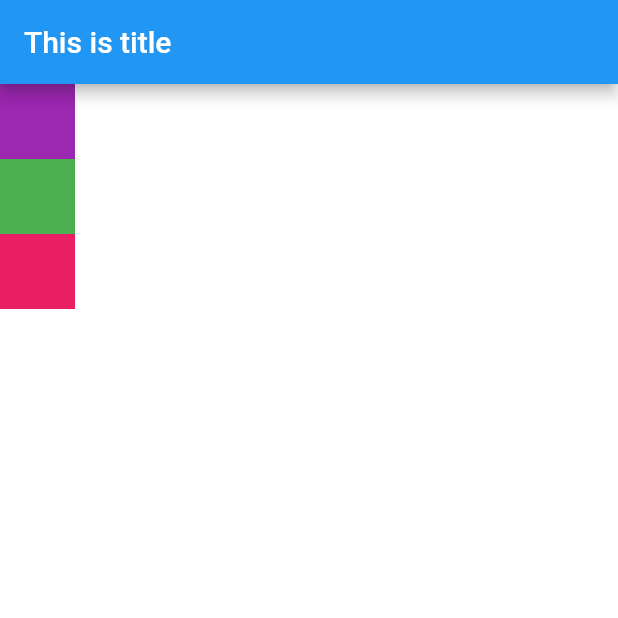
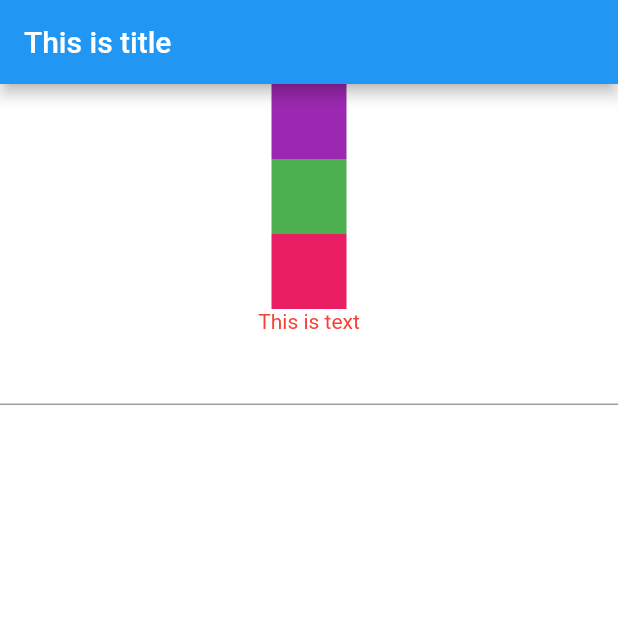
Before and after one commit to grishmashrestha/flutter_lala, a Flutter app: the screen it shows after launch, on a phone screen of 412 x 824 dp, the top half of it. Run offline on Flutter 3.47's test engine with Material 2 defaults, Android fonts, the phone set to English and light mode, and no system bars.

Commit message:
Add TextField and crossAxisAlignment

```diff
--- a/lib/screens/home.dart
+++ b/lib/screens/home.dart
@@ -19,6 +19,7 @@ class HomePage extends StatelessWidget {
       //   color: Colors.orange,
       // ),
       body: Column(
+        crossAxisAlignment: CrossAxisAlignment.center,
         children: [
           Container(
             height: 50,
@@ -34,7 +35,12 @@ class HomePage extends StatelessWidget {
             height: 50,
             width: 50,
             color: Colors.pink,
-          )
+          ),
+          Text(
+            "This is text",
+            style: TextStyle(color: Colors.red),
+          ),
+          TextField()
         ],
       ),
     );
```
